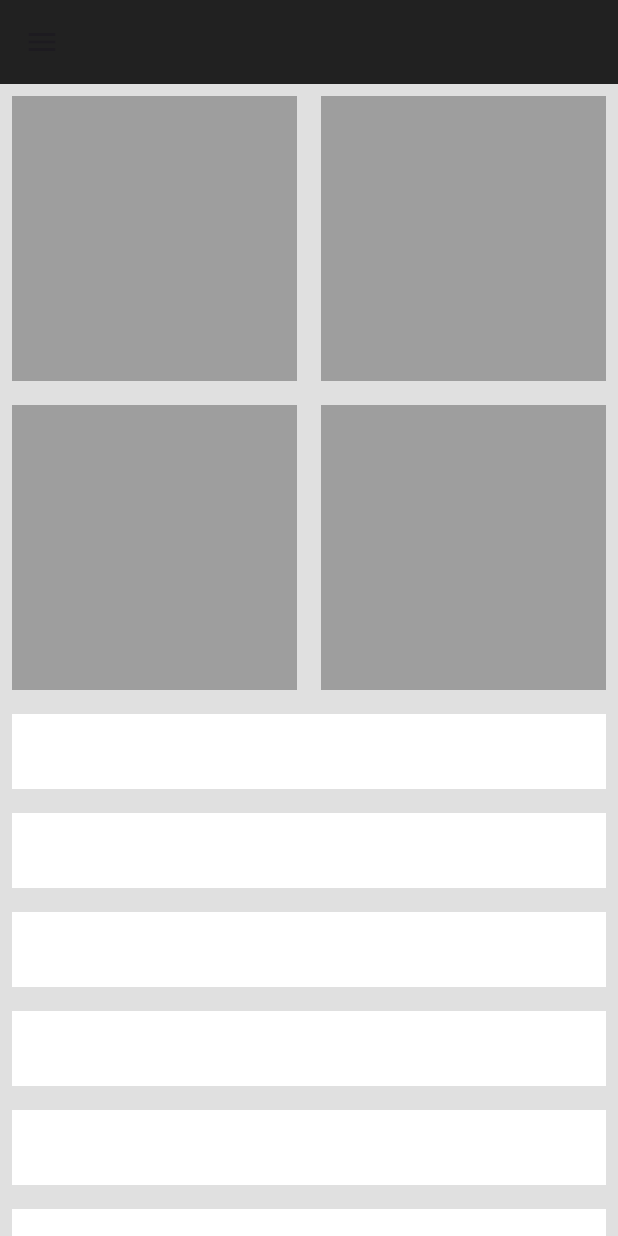
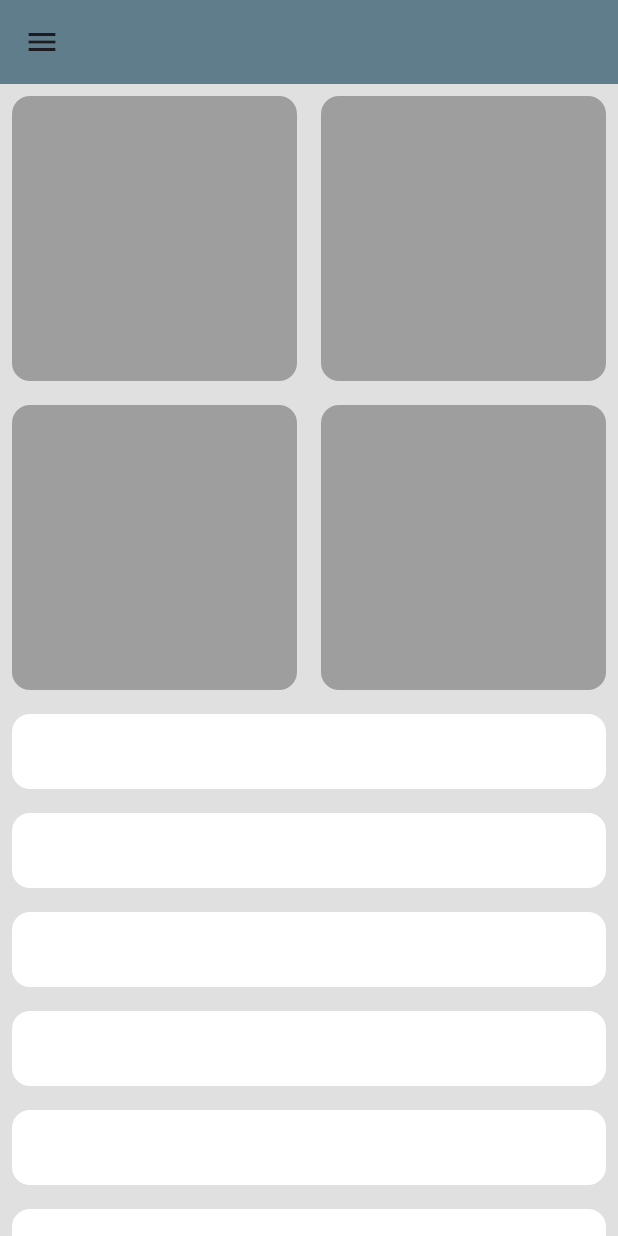
Before and after one commit to mahmoudahmed1718/responsvie_dashboard_ui, a Flutter app: the screen it shows after launch, on a phone screen of 412 x 824 dp. Run offline on Flutter 3.47's test engine with Material 3 defaults, Android fonts, the phone set to English and light mode, and no system bars.

Commit message:
finsh desktop layout and project

```diff
--- a/lib/widgets/my_appbar.dart
+++ b/lib/widgets/my_appbar.dart
@@ -1,4 +1,3 @@
 import 'package:flutter/material.dart';
-import 'package:responsvie_dashboard_ui/core/utils/app_colors.dart';
 
-AppBar myAppBar() => AppBar(backgroundColor: AppColors.appbarColor);
+AppBar myAppBar() => AppBar(backgroundColor: Colors.blueGrey);
--- a/lib/widgets/my_box.dart
+++ b/lib/widgets/my_box.dart
@@ -6,6 +6,14 @@ class MyBox extends StatelessWidget {
 
   @override
   Widget build(BuildContext context) {
-    return Container(color: AppColors.secondary);
+    return Padding(
+      padding: const EdgeInsets.all(8.0),
+      child: Container(
+        decoration: BoxDecoration(
+          borderRadius: BorderRadius.circular(12),
+          color: AppColors.secondary,
+        ),
+      ),
+    );
   }
 }
--- a/lib/widgets/my_grid_view_list.dart
+++ b/lib/widgets/my_grid_view_list.dart
@@ -19,7 +19,7 @@ class MyGridViewList extends StatelessWidget {
           crossAxisCount: crossAxisCount,
         ),
         itemBuilder: (context, index) {
-          return Padding(padding: const EdgeInsets.all(8.0), child: MyBox());
+          return MyBox();
         },
       ),
     );
--- a/lib/widgets/my_tile.dart
+++ b/lib/widgets/my_tile.dart
@@ -6,7 +6,13 @@ class MyTile extends StatelessWidget {
   Widget build(BuildContext context) {
     return Padding(
       padding: const EdgeInsets.all(8.0),
-      child: Container(height: 50, color: Colors.white),
+      child: Container(
+        height: 50,
+        decoration: BoxDecoration(
+          color: Colors.white,
+          borderRadius: BorderRadius.circular(12),
+        ),
+      ),
     );
   }
 }
```
Also changed, not shown: lib/responsive/desktop_screen_layout.dart (+25 -1 lines).
